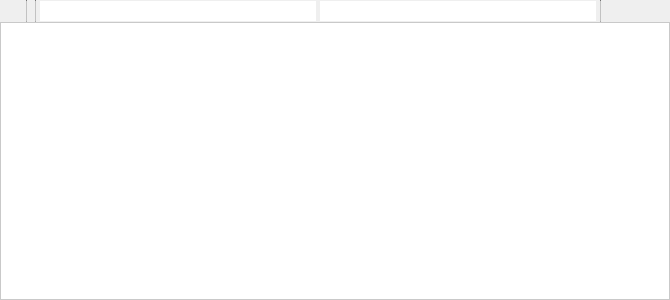
The window that library/tulip-gui/designer/WorkspacePanel.ui (vadivelselvaraj/TulipGLImprovement) describes before a commit, drawn with Qt 5.
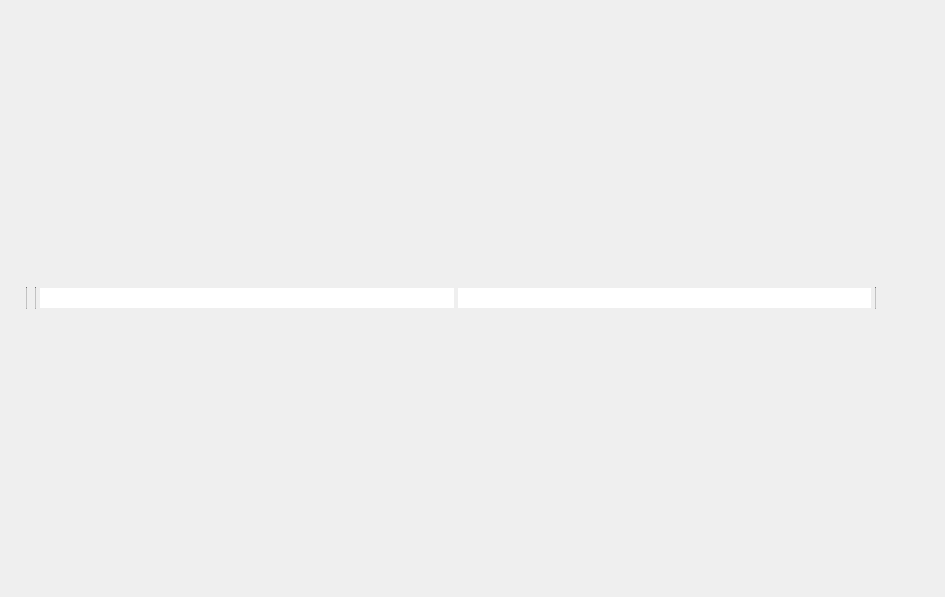
The same window after the commit. Icons and pictures are not drawn.

Commit message: Pre-version of one fixed view in the workspace

```diff
--- a/library/tulip-gui/designer/WorkspacePanel.ui
+++ b/library/tulip-gui/designer/WorkspacePanel.ui
@@ -6,8 +6,8 @@
    <rect>
     <x>0</x>
     <y>0</y>
-    <width>670</width>
-    <height>300</height>
+    <width>945</width>
+    <height>597</height>
    </rect>
   </property>
   <layout class="QVBoxLayout" name="verticalLayout">
@@ -26,7 +26,7 @@
       </sizepolicy>
      </property>
      <property name="styleSheet">
-      <string notr="true">#headerFrame,QComboBox, QLabel, QToolButton {
+      <string notr="true">#headerFrame,QComboBox, QLabel, QToolButton,QPushButton {
 	border-image:none;
 	background-color: qlineargradient(x1: 0, y1: 0, x2: 0.0, y2: 1.0,
 	stop: 0 #838383,
@@ -96,6 +96,12 @@
           <height>22</height>
          </size>
         </property>
+        <property name="maximumSize">
+         <size>
+          <width>16777215</width>
+          <height>22</height>
+         </size>
+        </property>
         <property name="toolTip">
          <string>Active tool (click to set-up)</string>
         </property>
@@ -240,16 +246,6 @@
      </layout>
     </widget>
    </item>
-   <item>
-    <widget class="QFrame" name="viewFrame">
-     <property name="styleSheet">
-      <string notr="true">#viewFrame {
-border: 1px solid #C9C9C9;
-background-color: white;
-}</string>
-     </property>
-    </widget>
-   </item>
   </layout>
  </widget>
  <resources>
```
Left out of the diff: 12 changed lines with no effect on the pictures. The commit also changes 32 other files.
